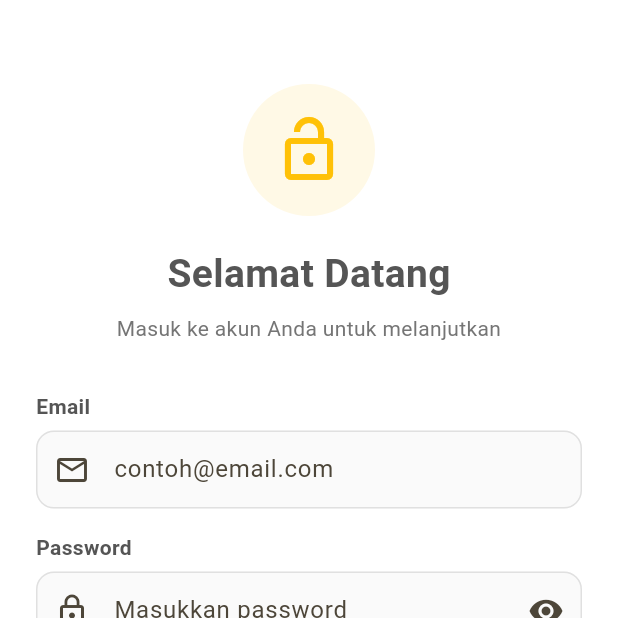
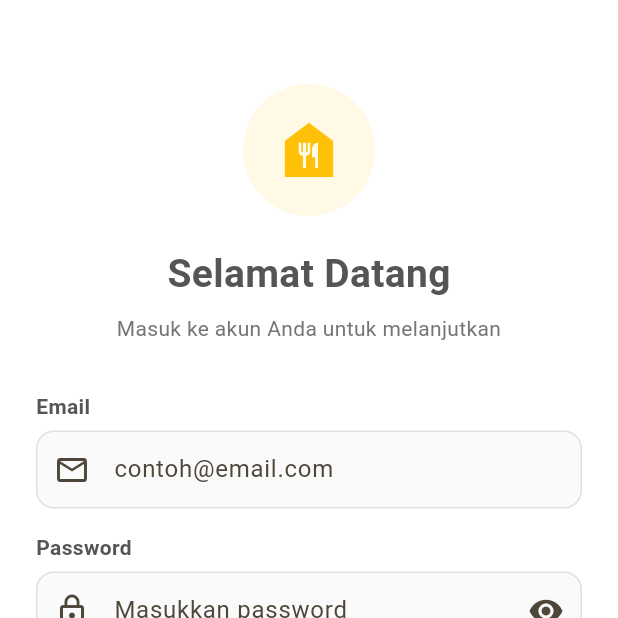
Before and after one commit to dzikribdr/frozen_food_1123150049, a Flutter app: the screen it shows after launch, on a phone screen of 412 x 824 dp, the top half of it. Run offline on Flutter 3.47's test engine with Material 3 defaults, Android fonts, the phone set to English and light mode, and no system bars; our stand-ins replace dio, email_validator, equatable, firebase_auth, firebase_core, flutter_secure_storage and 2 more; accounts and stored records are empty.

Commit message:
style: ubah icon di login page

```diff
--- a/lib/features/auth/presentation/pages/login_page.dart
+++ b/lib/features/auth/presentation/pages/login_page.dart
@@ -119,7 +119,7 @@ class _LoginPageState extends State<LoginPage> {
                 children: [
                   const SizedBox(height: 32),
                   const AuthHeader(
-                    icon: Icons.lock_open_outlined,
+                    icon: Icons.food_bank,
                     title: 'Selamat Datang',
                     subtitle: 'Masuk ke akun Anda untuk melanjutkan',
                   ),
```
